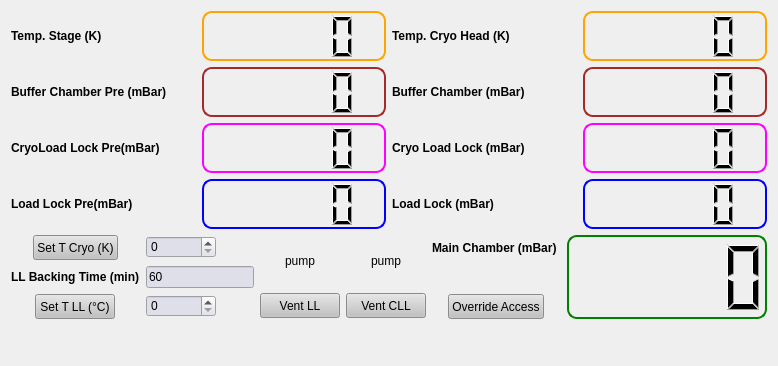
mmonajem/pyoxcart, file pyccapt/files/PyQt6_UI/gui_pumps_vacuum.ui: the form before one commit.
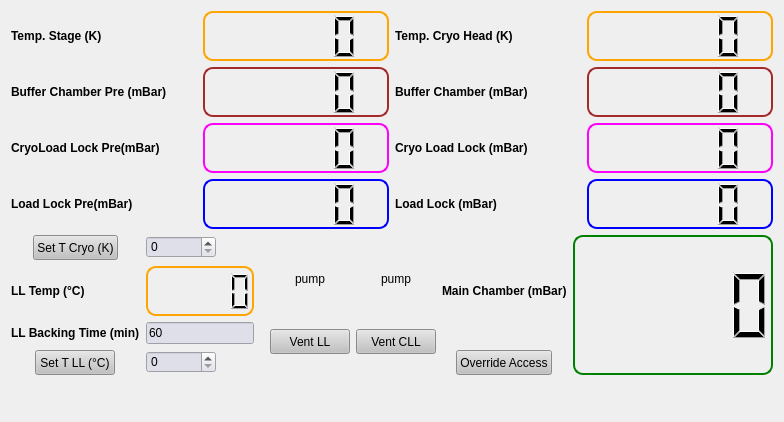
The form after the commit.

Commit message: LL backing

```diff
--- a/pyccapt/files/PyQt6_UI/gui_pumps_vacuum.ui
+++ b/pyccapt/files/PyQt6_UI/gui_pumps_vacuum.ui
@@ -6,8 +6,8 @@
             <rect>
                 <x>0</x>
                 <y>0</y>
-                <width>778</width>
-                <height>366</height>
+                <width>784</width>
+                <height>422</height>
             </rect>
         </property>
         <property name="windowTitle">
@@ -24,11 +24,11 @@
                                 </font>
                             </property>
                             <property name="text">
-                                <string>LL Backing Time (min)</string>
+                                <string>LL Temp (°C)</string>
                             </property>
                         </widget>
                     </item>
-                    <item row="3" column="3" alignment="Qt::AlignHCenter">
+                    <item row="4" column="4" alignment="Qt::AlignHCenter">
                         <widget class="QPushButton" name="superuser">
                             <property name="sizePolicy">
                                 <sizepolicy hsizetype="Fixed" vsizetype="Fixed">
@@ -53,7 +53,7 @@
                             </property>
                         </widget>
                     </item>
-                    <item row="3" column="0" alignment="Qt::AlignHCenter">
+                    <item row="4" column="0" alignment="Qt::AlignHCenter">
                         <widget class="QPushButton" name="set_temperature_ll">
                             <property name="sizePolicy">
                                 <sizepolicy hsizetype="Fixed" vsizetype="Fixed">
@@ -78,7 +78,7 @@
                             </property>
                         </widget>
                     </item>
-                    <item row="1" column="2" rowspan="3">
+                    <item row="1" column="3" rowspan="4">
                         <layout class="QGridLayout" name="gridLayout_3">
                             <item row="0" column="0" alignment="Qt::AlignHCenter">
                                 <widget class="QLabel" name="led_pump_load_lock">
@@ -176,19 +176,7 @@
                             </item>
                         </layout>
                     </item>
-                    <item row="1" column="3">
-                        <widget class="QLabel" name="label_212">
-                            <property name="font">
-                                <font>
-                                    <bold>true</bold>
-                                </font>
-                            </property>
-                            <property name="text">
-                                <string>Main Chamber (mBar)</string>
-                            </property>
-                        </widget>
-                    </item>
-                    <item row="4" column="0" colspan="5">
+                    <item row="5" column="0" colspan="6">
                         <widget class="QLabel" name="Error">
                             <property name="minimumSize">
                                 <size>
@@ -214,32 +202,7 @@
                             </property>
                         </widget>
                     </item>
-                    <item row="1" column="0" alignment="Qt::AlignHCenter">
-                        <widget class="QPushButton" name="set_temperature_cryo">
-                            <property name="sizePolicy">
-                                <sizepolicy hsizetype="Fixed" vsizetype="Fixed">
-                                    <horstretch>0</horstretch>
-                                    <verstretch>0</verstretch>
-                                </sizepolicy>
-                            </property>
-                            <property name="minimumSize">
-                                <size>
-                                    <width>0</width>
-                                    <height>25</height>
-                                </size>
-                            </property>
-                            <property name="styleSheet">
-                                <string notr="true">QPushButton{
-                                    background: rgb(193, 193, 193)
-                                    }
-                                </string>
-                            </property>
-                            <property name="text">
-                                <string>Set T Cryo (K)</string>
-                            </property>
-                        </widget>
-                    </item>
-                    <item row="1" column="4" rowspan="3">
+                    <item row="1" column="5" rowspan="4">
                         <widget class="QLCDNumber" name="vacuum_main">
                             <property name="sizePolicy">
                                 <sizepolicy hsizetype="Preferred" vsizetype="Preferred">
@@ -268,6 +231,43 @@
                             </property>
                         </widget>
                     </item>
+                    <item row="1" column="0" alignment="Qt::AlignHCenter">
+                        <widget class="QPushButton" name="set_temperature_cryo">
+                            <property name="sizePolicy">
+                                <sizepolicy hsizetype="Fixed" vsizetype="Fixed">
+                                    <horstretch>0</horstretch>
+                                    <verstretch>0</verstretch>
+                                </sizepolicy>
+                            </property>
+                            <property name="minimumSize">
+                                <size>
+                                    <width>0</width>
+                                    <height>25</height>
+                                </size>
+                            </property>
+                            <property name="styleSheet">
+                                <string notr="true">QPushButton{
+                                    background: rgb(193, 193, 193)
+                                    }
+                                </string>
+                            </property>
+                            <property name="text">
+                                <string>Set T Cryo (K)</string>
+                            </property>
+                        </widget>
+                    </item>
+                    <item row="2" column="4">
+                        <widget class="QLabel" name="label_212">
+                            <property name="font">
+                                <font>
+                                    <bold>true</bold>
+                                </font>
+                            </property>
+                            <property name="text">
+                                <string>Main Chamber (mBar)</string>
+                            </property>
+                        </widget>
+                    </item>
                     <item row="1" column="1">
                         <widget class="QSpinBox" name="target_tempreature_cryo">
                             <property name="maximumSize">
@@ -284,7 +284,7 @@
                             </property>
                         </widget>
                     </item>
-                    <item row="0" column="0" colspan="5">
+                    <item row="0" column="0" colspan="6">
                         <layout class="QGridLayout" name="gridLayout">
                             <item row="0" column="0">
                                 <widget class="QLabel" name="label_215">
@@ -586,7 +586,7 @@
                             </item>
                         </layout>
                     </item>
-                    <item row="3" column="1">
+                    <item row="4" column="1">
                         <widget class="QSpinBox" name="target_tempreature_ll">
                             <property name="maximumSize">
                                 <size>
@@ -602,7 +602,43 @@
                             </property>
                         </widget>
                     </item>
+                    <item row="3" column="0">
+                        <widget class="QLabel" name="label_220">
+                            <property name="font">
+                                <font>
+                                    <bold>true</bold>
+                                </font>
+                            </property>
+                            <property name="text">
+                                <string>LL Backing Time (min)</string>
+                            </property>
+                        </widget>
+                    </item>
                     <item row="2" column="1">
+                        <widget class="QLCDNumber" name="temp_ll">
+                            <property name="sizePolicy">
+                                <sizepolicy hsizetype="Preferred" vsizetype="Preferred">
+                                    <horstretch>0</horstretch>
+                                    <verstretch>0</verstretch>
+                                </sizepolicy>
+                            </property>
+                            <property name="minimumSize">
+                                <size>
+                                    <width>100</width>
+                                    <height>50</height>
+                                </size>
+                            </property>
+                            <property name="styleSheet">
+                                <string notr="true">QLCDNumber{
+                                    border: 2px solid orange;
+                                    border-radius: 10px;
+                                    padding: 0 8px;
+                                    }
+                                </string>
+                            </property>
+                        </widget>
+                    </item>
+                    <item row="3" column="1">
                         <widget class="QLineEdit" name="ll_baking_time">
                             <property name="sizePolicy">
                                 <sizepolicy hsizetype="Minimum" vsizetype="Minimum">
```
The commit also changes 7 other files.
